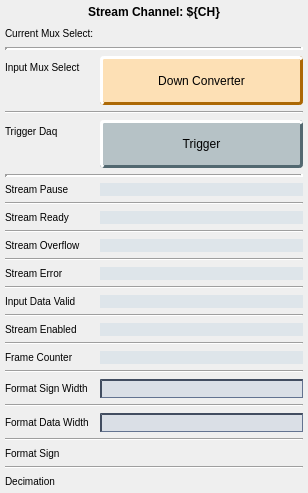
First picture: the form in individuals/down_converter_ch_stream.ui, repository cristinasewell/ATCA_PyDM_Screens, before the edit.
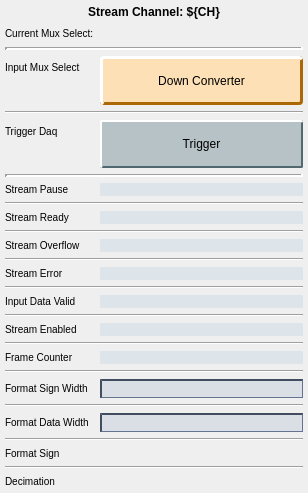
Second picture: the form after the edit. Custom widgets are drawn as their Qt base class.

The edit to the form file:
```diff
--- a/individuals/down_converter_ch_stream.ui
+++ b/individuals/down_converter_ch_stream.ui
@@ -30,11 +30,9 @@
     background-color: rgb(182, 194, 198);
     border-color: rgb(182, 204, 212) rgb(82, 104, 112) rgb(82, 104, 112) rgb(182,204,212);
     border-style: outset;
-    border-radius: 4px;
-    border-width: 3px; 
-}
-QPushButton:flat {
-    border: none; /* no border for a flat push button */
+    border-radius: 2px;
+    border-width: 2px; 
+    padding: 5px;
 }
 QPushButton:hover {
    background-color: rgb(154,170,176);
@@ -43,7 +41,13 @@
     background-color: rgb(139,195,186);
     border-style: inset;
     border-width: 3px;
-	border-color: rgb(47,91,84);
+	border-color: rgb(32,86,73);
+}
+QPushButton:checked{
+    background-color: rgb(104,198,176);
+    border-style: inset;
+    border-width: 3px;
+	border-color: rgb(82, 104, 112)  rgb(182, 204, 212) rgb(182,204,212) rgb(82, 104, 112) ;
 }
 
 QLineEdit {
@@ -54,26 +58,6 @@
 }
 QLabel {
   font-size: 10px;
-}
-
-QScrollBar:horizontal {
-  border: 1px solid #32414B;
-}
-QScrollBar:vertical {
-  border: 1px solid #32414B;
-}
-QScrollBar::add-page:horizontal, QScrollBar::sub-page:horizontal {
-  background: none;
-}
-
-QScrollBar::add-page:vertical, QScrollBar::sub-page:vertical {
-  background: none;
-}
-QScrollBar::handle:horizontal {
-  border: 1px solid black;
-}
-QScrollBar::handle:vertical {
-  border: 1px solid black;
 }</string>
   </property>
   <layout class="QVBoxLayout" name="verticalLayout" stretch="0,1">
```
Left out of the diff: 2 changed lines with no effect on the pictures.
